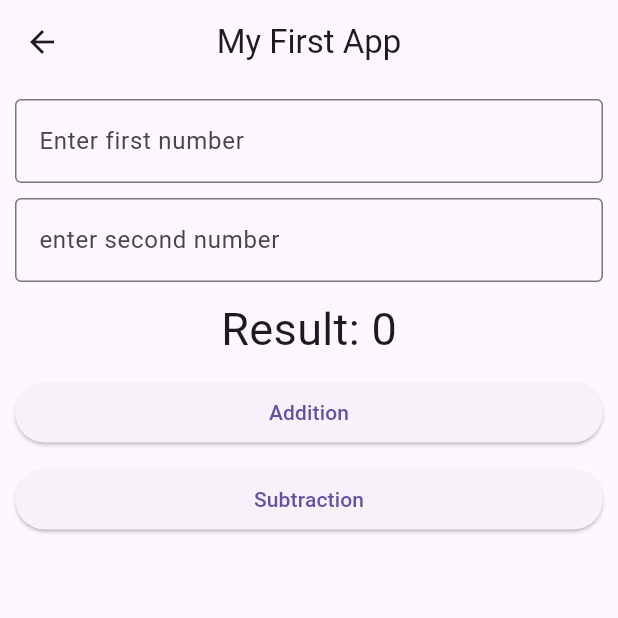
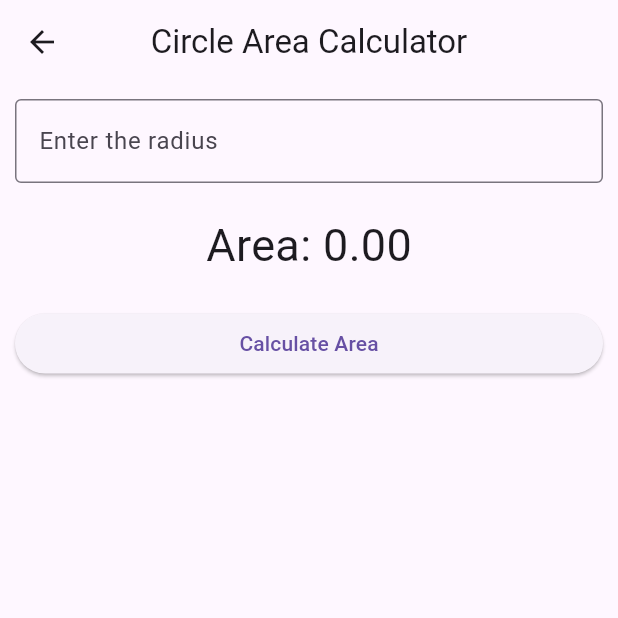
Before and after one commit to Aryan8872/first_assignment, a Flutter app: the screen it shows after launch, after a tap on "Area of Circle", on a phone screen of 412 x 824 dp, the top half of it. Run offline on Flutter 3.47's test engine with Material 3 defaults, Android fonts, the phone set to English and light mode, and no system bars.

Commit message:
area of circle added

```diff
--- /dev/null
+++ b/lib/view/area_view.dart
@@ -0,0 +1,85 @@
+import 'package:flutter/material.dart';
+import 'dart:math'; // For using the value of π.
+
+class CircleAreaView extends StatefulWidget {
+  const CircleAreaView({super.key});
+
+  @override
+  State<CircleAreaView> createState() => _CircleAreaViewState();
+}
+
+class _CircleAreaViewState extends State<CircleAreaView> {
+  double radius = 0.0; // Variable to store the radius.
+  double area = 0.0; // Variable to store the calculated area.
+
+  final radiusController = TextEditingController(); // Controller for the radius input.
+  final myKey = GlobalKey<FormState>(); // Key for form validation.
+
+  @override
+  Widget build(BuildContext context) {
+    return Scaffold(
+      appBar: AppBar(
+        title: const Text('Circle Area Calculator'),
+        centerTitle: true,
+        elevation: 0,
+      ),
+      body: Padding(
+        padding: const EdgeInsets.all(10),
+        child: Form(
+          key: myKey,
+          child: Column(
+            children: [
+              // Input field for the radius.
+              TextFormField(
+                controller: radiusController,
+                keyboardType: TextInputType.number,
+                decoration: const InputDecoration(
+                  labelText: 'Enter the radius',
+                  border: OutlineInputBorder(),
+                ),
+                onChanged: (value) {
+                  radius = double.tryParse(value) ?? 0.0;
+                },
+                validator: (value) {
+                  if (value == null || value.isEmpty) {
+                    return 'Please enter the radius';
+                  }
+                  if (double.tryParse(value) == null) {
+                    return 'Please enter a valid number';
+                  }
+                  return null;
+                },
+              ),
+
+              const SizedBox(height: 20),
+
+              // Display the calculated area.
+              Text(
+                'Area: ${area.toStringAsFixed(2)}',
+                style: const TextStyle(fontSize: 30),
+              ),
+
+              const SizedBox(height: 20),
+
+              // Button to calculate the area.
+              SizedBox(
+                width: double.infinity,
+                child: ElevatedButton(
+                  onPressed: () {
+                    if (myKey.currentState!.validate()) {
+                      setState(() {
+                        // Calculate the area using the formula π * radius^2.
+                        area = pi * pow(radius, 2);
+                      });
+                    }
+                  },
+                  child: const Text('Calculate Area'),
+                ),
+              ),
+            ],
+          ),
+        ),
+      ),
+    );
+  }
+}
--- a/lib/view/dashboad_view.dart
+++ b/lib/view/dashboad_view.dart
@@ -1,3 +1,4 @@
+import 'package:first_assignment/view/area_view.dart';
 import 'package:first_assignment/view/arithmetic_view.dart';
 import 'package:first_assignment/view/first_view.dart';
 import 'package:flutter/material.dart';
@@ -58,7 +59,7 @@ class DashboardView extends StatelessWidget {
                 Navigator.push(
                   context,
                   MaterialPageRoute(
-                      builder: (context) => const ArithmeticView()),
+                      builder: (context) => const CircleAreaView()),
                 );
               },
               child: const Column(
```
